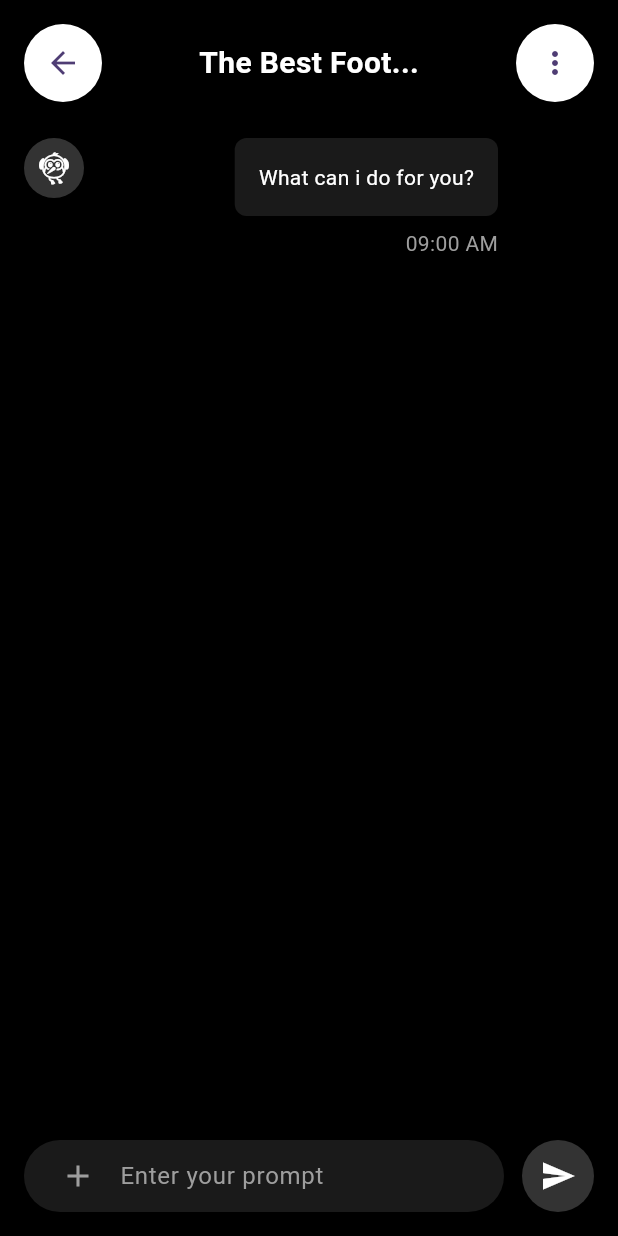
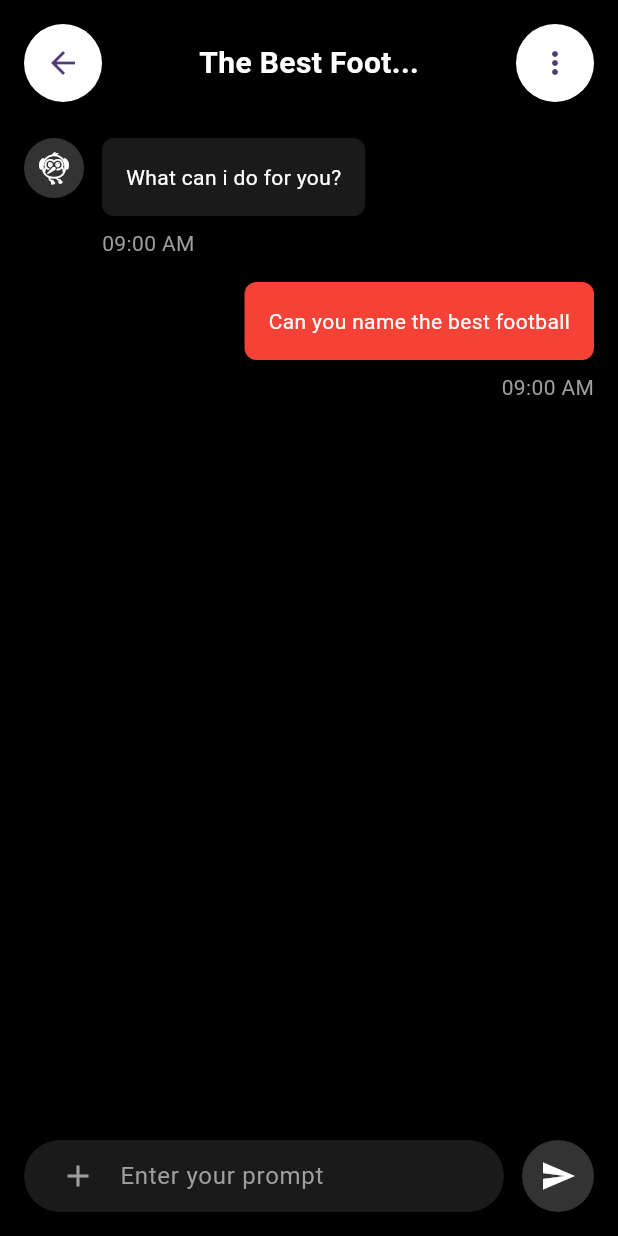
Before and after one commit to JAICHANGPARK/flutter_notebook_chapter_36, a Flutter app: the ChatBotChatPage screen opened directly, after a tap on the "send" icon, on a phone screen of 412 x 824 dp. Run offline on Flutter 3.47's test engine with Material 3 defaults, Android fonts, the phone set to English and light mode, and no system bars; our stand-ins replace gap.

Commit message:
Update chat_bot_chat_page.dart

```diff
--- a/lib/ep1831_chat_bot_app/views/chat_bot_chat_page.dart
+++ b/lib/ep1831_chat_bot_app/views/chat_bot_chat_page.dart
@@ -83,7 +83,7 @@ class _ChatBotChatPageState extends State<ChatBotChatPage> {
                             const Gap(12),
                             Expanded(
                               child: Column(
-                                crossAxisAlignment: CrossAxisAlignment.end,
+                                crossAxisAlignment: CrossAxisAlignment.start,
                                 children: [
                                   Container(
                                     padding: const EdgeInsets.all(16),
@@ -182,7 +182,17 @@ class _ChatBotChatPageState extends State<ChatBotChatPage> {
                     foregroundColor: Colors.white,
                     child: IconButton(
                       icon: const Icon(Icons.send),
-                      onPressed: () {},
+                      onPressed: () {
+                        setState(() {
+                          chats.add(
+                            ChatModel(
+                              chatType: ChatType.user,
+                              text: "Can you name the best football",
+                            ),
+                          );
+                        });
+
+                      },
                     ),
                   ),
                 ],
```
